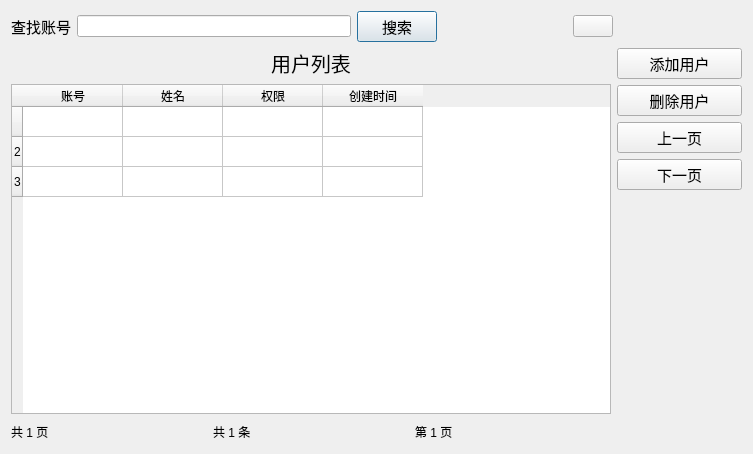
Before: the Qt Designer form Forms/userlistdialog.ui in zhengshihao1218/newsoft, drawn with Qt 5.
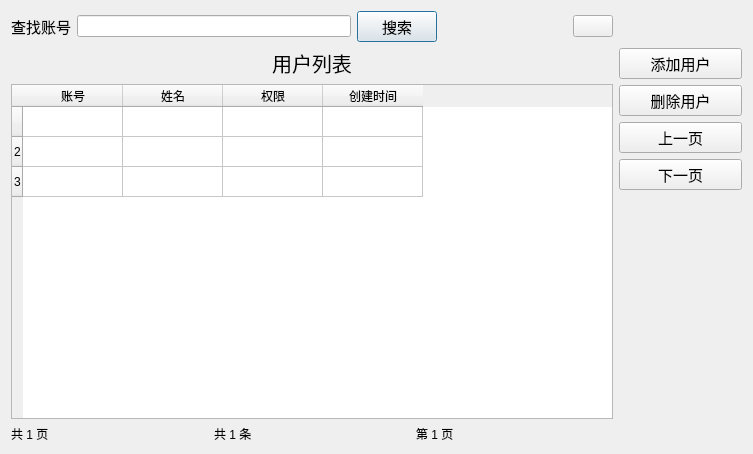
After: the same form once the commit is applied. Icons and pictures are not drawn.

What changed in the file:
```diff
--- a/Forms/userlistdialog.ui
+++ b/Forms/userlistdialog.ui
@@ -123,12 +123,6 @@
            <height>330</height>
           </size>
          </property>
-         <property name="maximumSize">
-          <size>
-           <width>600</width>
-           <height>330</height>
-          </size>
-         </property>
          <property name="font">
           <font>
            <pointsize>9</pointsize>
@@ -204,6 +198,12 @@
            <height>0</height>
           </size>
          </property>
+         <property name="maximumSize">
+          <size>
+           <width>123</width>
+           <height>16777215</height>
+          </size>
+         </property>
          <property name="font">
           <font>
            <pointsize>11</pointsize>
@@ -232,6 +232,12 @@
            <height>0</height>
           </size>
          </property>
+         <property name="maximumSize">
+          <size>
+           <width>123</width>
+           <height>16777215</height>
+          </size>
+         </property>
          <property name="font">
           <font>
            <pointsize>11</pointsize>
@@ -248,6 +254,12 @@
        </item>
        <item>
         <widget class="QPushButton" name="pushButton_previous">
+         <property name="maximumSize">
+          <size>
+           <width>123</width>
+           <height>16777215</height>
+          </size>
+         </property>
          <property name="font">
           <font>
            <pointsize>11</pointsize>
@@ -260,6 +272,12 @@
        </item>
        <item>
         <widget class="QPushButton" name="pushButton_next">
+         <property name="maximumSize">
+          <size>
+           <width>123</width>
+           <height>16777215</height>
+          </size>
+         </property>
          <property name="font">
           <font>
            <pointsize>11</pointsize>
```
